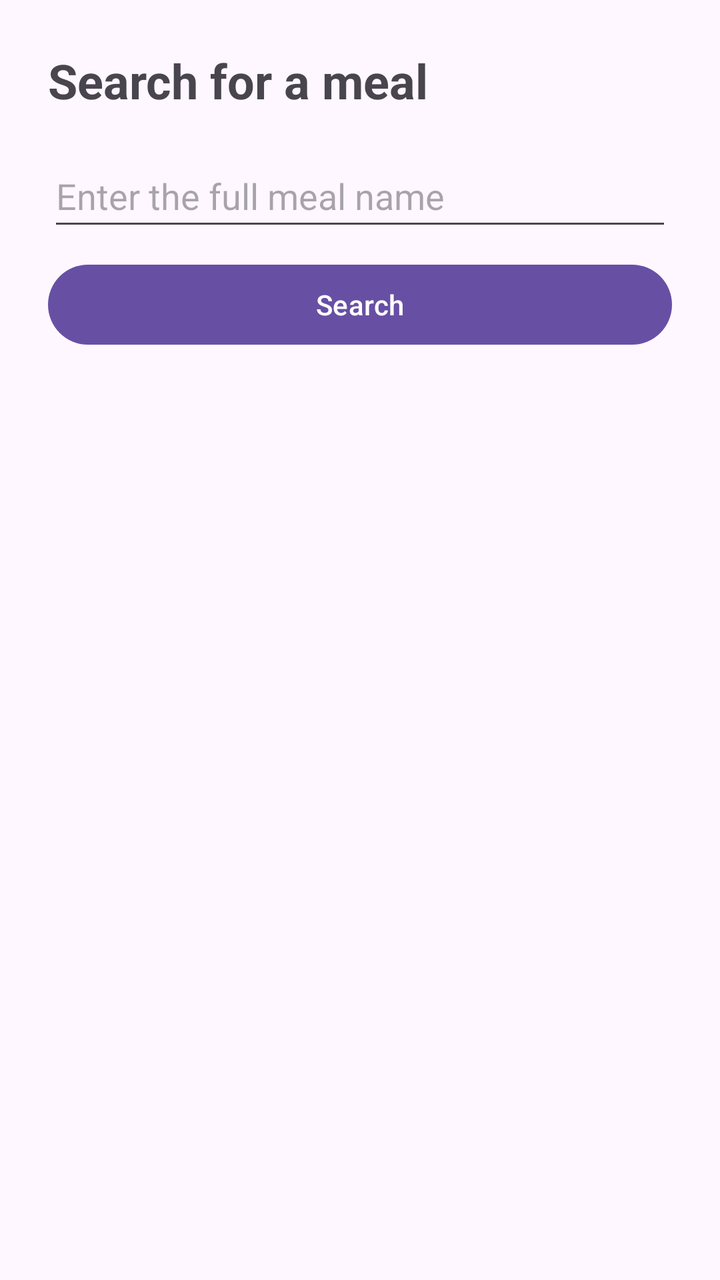
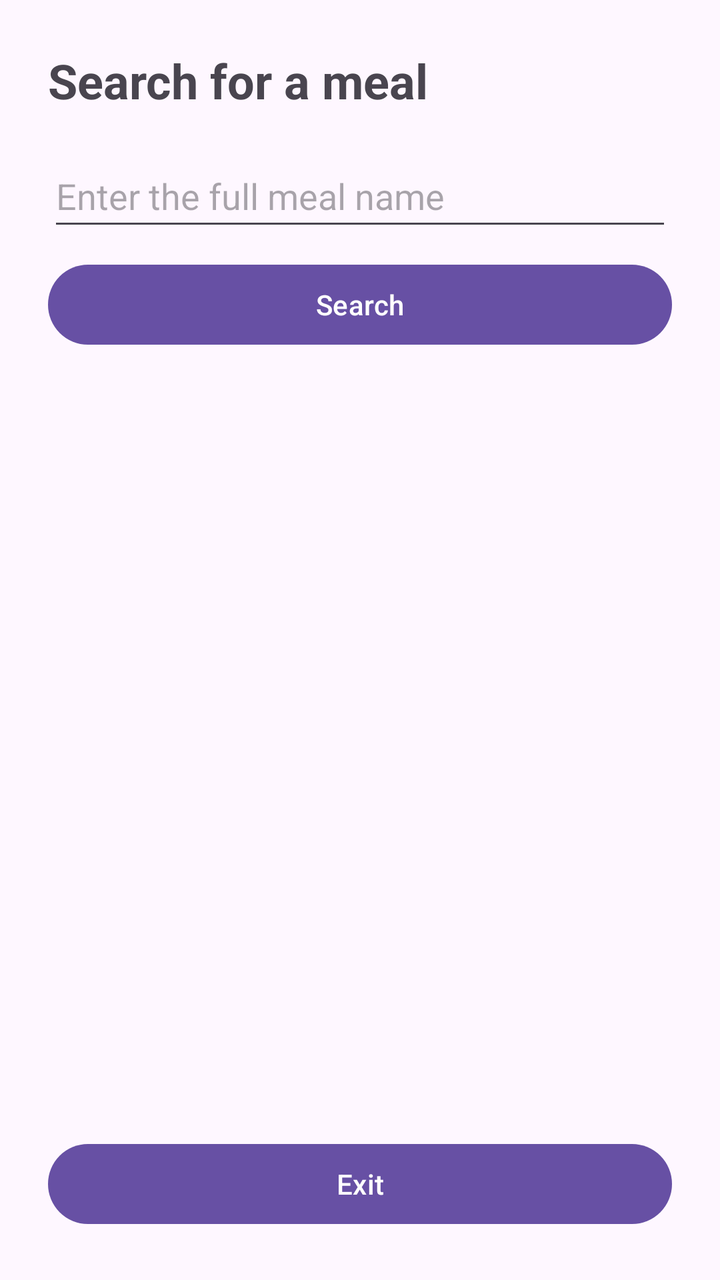

Before-and-after screenshots of an Android layout around one commit, followed by the original layout XML and the change that was made.
<!-- AndroidManifest.xml: application theme Theme.Meal_Prep_API -->
<!-- res/layout/activity_meals_search.xml -->
<?xml version="1.0" encoding="utf-8"?>
<ScrollView
    xmlns:android="http://schemas.android.com/apk/res/android"
    xmlns:tools="http://schemas.android.com/tools"
    android:layout_width="match_parent"
    android:layout_height="match_parent"
    android:fillViewport="true"
    tools:context=".MealsSearch">

    <LinearLayout
        android:layout_width="match_parent"
        android:layout_height="wrap_content"
        android:orientation="vertical"
        android:padding="24dp">

        <TextView
            android:layout_width="match_parent"
            android:layout_height="wrap_content"
            android:text="Search for a meal"
            android:textSize="24sp"
            android:textStyle="bold" />

        <EditText
            android:id="@+id/meal_name_input"
            android:layout_width="match_parent"
            android:layout_height="wrap_content"
            android:layout_marginTop="16dp"
            android:minHeight="48dp"
            android:hint="Enter the full meal name"
            android:inputType="textCapSentences"
            android:maxLines="1" />

        <Button
            android:id="@+id/search_button"
            android:layout_width="match_parent"
            android:layout_height="wrap_content"
            android:layout_marginTop="8dp"
            android:text="Search" />

        <TextView
            android:id="@+id/status_text"
            android:layout_width="match_parent"
            android:layout_height="wrap_content"
            android:layout_marginTop="16dp"
            android:accessibilityLiveRegion="polite"
            android:textSize="16sp" />

        <ImageView
            android:id="@+id/meal_image"
            android:layout_width="match_parent"
            android:layout_height="220dp"
            android:layout_marginTop="16dp"
            android:contentDescription="Meal photograph"
            android:scaleType="fitCenter"
            android:visibility="gone" />

        <TextView
            android:id="@+id/meal_details_text"
            android:layout_width="match_parent"
            android:layout_height="wrap_content"
            android:layout_marginTop="16dp"
            android:autoLink="web"
            android:paddingBottom="24dp"
            android:textSize="18sp" />

    </LinearLayout>

</ScrollView>
<!-- resources referenced by this layout -->
<resources>
  <style name="Theme.Meal_Prep_API" parent="Base.Theme.Meal_Prep_API" />
  <style name="Base.Theme.Meal_Prep_API" parent="Theme.Material3.DayNight.NoActionBar">
          
          
      </style>
</resources>

<!-- the commit's change to res/layout/activity_meals_search.xml (unified diff, before → after) -->
@@ -1,68 +1,83 @@
 <?xml version="1.0" encoding="utf-8"?>
-<ScrollView
+<LinearLayout
     xmlns:android="http://schemas.android.com/apk/res/android"
     xmlns:tools="http://schemas.android.com/tools"
     android:layout_width="match_parent"
     android:layout_height="match_parent"
-    android:fillViewport="true"
+    android:orientation="vertical"
+    android:padding="24dp"
     tools:context=".MealsSearch">
 
-    <LinearLayout
+    <TextView
         android:layout_width="match_parent"
         android:layout_height="wrap_content"
-        android:orientation="vertical"
-        android:padding="24dp">
+        android:text="Search for a meal"
+        android:textSize="24sp"
+        android:textStyle="bold" />
 
-        <TextView
+    <EditText
+        android:id="@+id/meal_name_input"
+        android:layout_width="match_parent"
+        android:layout_height="wrap_content"
+        android:layout_marginTop="16dp"
+        android:minHeight="48dp"
+        android:hint="Enter the full meal name"
+        android:inputType="textCapSentences"
+        android:maxLines="1" />
+
+    <Button
+        android:id="@+id/search_button"
+        android:layout_width="match_parent"
+        android:layout_height="wrap_content"
+        android:layout_marginTop="8dp"
+        android:text="Search" />
+
+    <ScrollView
+        android:layout_width="match_parent"
+        android:layout_height="0dp"
+        android:layout_weight="1">
+
+        <LinearLayout
             android:layout_width="match_parent"
             android:layout_height="wrap_content"
-            android:text="Search for a meal"
-            android:textSize="24sp"
-            android:textStyle="bold" />
+            android:orientation="vertical">
 
-        <EditText
-            android:id="@+id/meal_name_input"
-            android:layout_width="match_parent"
-            android:layout_height="wrap_content"
-            android:layout_marginTop="16dp"
-            android:minHeight="48dp"
-            android:hint="Enter the full meal name"
-            android:inputType="textCapSentences"
-            android:maxLines="1" />
 
-        <Button
-            android:id="@+id/search_button"
-            android:layout_width="match_parent"
-            android:layout_height="wrap_content"
-            android:layout_marginTop="8dp"
-            android:text="Search" />
+            <TextView
+                android:id="@+id/status_text"
+                android:layout_width="match_parent"
+                android:layout_height="wrap_content"
+                android:layout_marginTop="16dp"
+                android:accessibilityLiveRegion="polite"
+                android:textSize="16sp" />
 
-        <TextView
-            android:id="@+id/status_text"
-            android:layout_width="match_parent"
-            android:layout_height="wrap_content"
-            android:layout_marginTop="16dp"
-            android:accessibilityLiveRegion="polite"
-            android:textSize="16sp" />
+            <ImageView
+                android:id="@+id/meal_image"
+                android:layout_width="match_parent"
+                android:layout_height="220dp"
+                android:layout_marginTop="16dp"
+                android:contentDescription="Meal photograph"
+                android:scaleType="fitCenter"
+                android:visibility="gone" />
 
-        <ImageView
-            android:id="@+id/meal_image"
-            android:layout_width="match_parent"
-            android:layout_height="220dp"
-            android:layout_marginTop="16dp"
-            android:contentDescription="Meal photograph"
-            android:scaleType="fitCenter"
-            android:visibility="gone" />
+            <TextView
+                android:id="@+id/meal_details_text"
+                android:layout_width="match_parent"
+                android:layout_height="wrap_content"
+                android:layout_marginTop="16dp"
+                android:autoLink="web"
+                android:paddingBottom="24dp"
+                android:textSize="18sp" />
 
-        <TextView
-            android:id="@+id/meal_details_text"
-            android:layout_width="match_parent"
-            android:layout_height="wrap_content"
-            android:layout_marginTop="16dp"
-            android:autoLink="web"
-            android:paddingBottom="24dp"
-            android:textSize="18sp" />
+        </LinearLayout>
 
-    </LinearLayout>
+    </ScrollView>
 
-</ScrollView>
+    <Button
+        android:id="@+id/exit_button"
+        android:layout_width="match_parent"
+        android:layout_height="wrap_content"
+        android:layout_marginTop="4dp"
+        android:text="Exit" />
+
+</LinearLayout>
